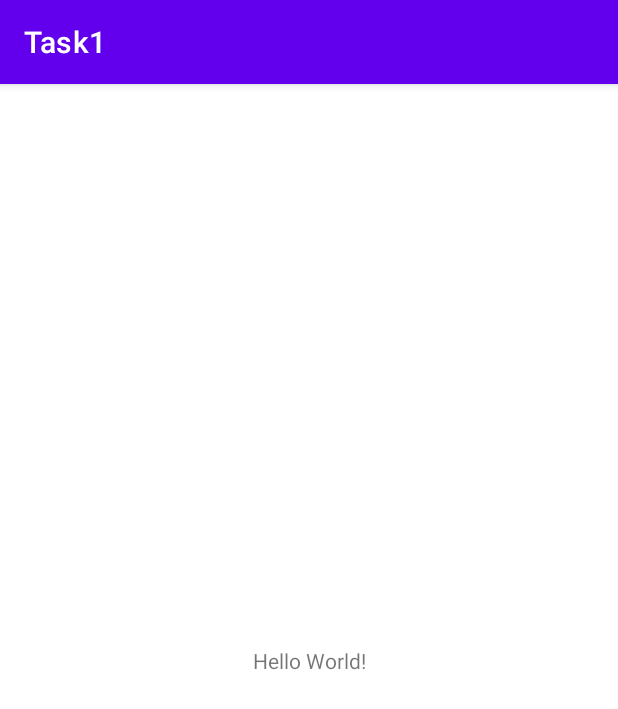
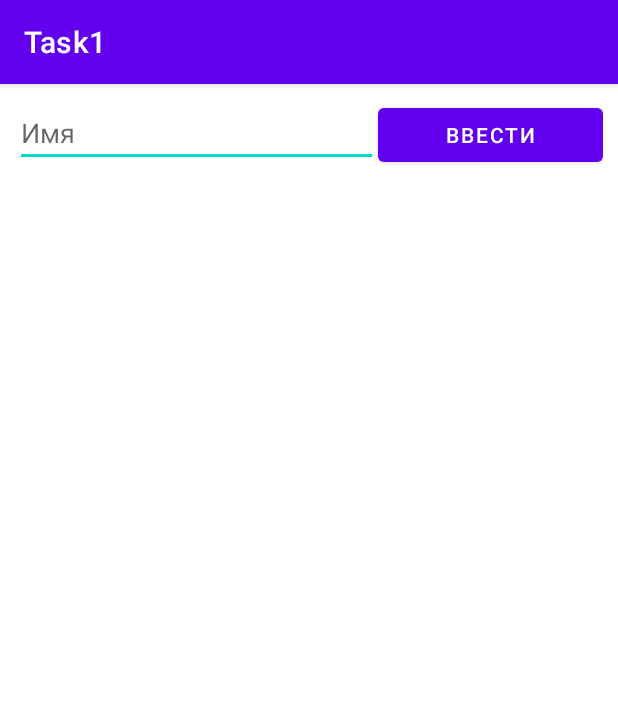
Before and after one commit to vanneall/AndroidDevelopment, an Android app: the screen it shows after launch (MainActivity), on a phone screen of 412 x 824 dp. Shown: the top 709 px of the screen. Run offline under Robolectric (Android 15) with nearby library versions, the phone set to English and light mode, and no system bars.

Commit message:
Выполненная 1-я работа

```diff
--- a/app/src/main/AndroidManifest.xml
+++ b/app/src/main/AndroidManifest.xml
@@ -12,6 +12,9 @@
         android:theme="@style/Theme.Task1"
         tools:targetApi="31">
         <activity
+            android:name=".MainActivity2"
+            android:exported="false" />
+        <activity
             android:name=".MainActivity"
             android:exported="true">
             <intent-filter>
--- a/app/src/main/java/com/example/task1/MainActivity.java
+++ b/app/src/main/java/com/example/task1/MainActivity.java
@@ -2,13 +2,30 @@ package com.example.task1;
 
 import androidx.appcompat.app.AppCompatActivity;
 
+import android.content.Intent;
 import android.os.Bundle;
+import android.view.View;
+import android.widget.Button;
+import android.widget.EditText;
 
 public class MainActivity extends AppCompatActivity {
+
+    EditText editText;
+
+    Button button;
 
     @Override
     protected void onCreate(Bundle savedInstanceState) {
         super.onCreate(savedInstanceState);
         setContentView(R.layout.activity_main);
+        editText = findViewById(R.id.editTextTextPersonName);
+        button = findViewById(R.id.inputButton);
+        button.setOnClickListener(this::onClick);
+    }
+
+    public void onClick(View view){
+        Intent intent = new Intent(this, MainActivity2.class);
+        intent.putExtra("name", editText.getText().toString());
+        startActivity(intent);
     }
 }
--- a/app/src/main/res/layout/activity_main.xml
+++ b/app/src/main/res/layout/activity_main.xml
@@ -1,18 +1,27 @@
 <?xml version="1.0" encoding="utf-8"?>
-<androidx.constraintlayout.widget.ConstraintLayout xmlns:android="http://schemas.android.com/apk/res/android"
+<LinearLayout xmlns:android="http://schemas.android.com/apk/res/android"
     xmlns:app="http://schemas.android.com/apk/res-auto"
     xmlns:tools="http://schemas.android.com/tools"
     android:layout_width="match_parent"
     android:layout_height="match_parent"
-    tools:context=".MainActivity">
+    tools:context=".MainActivity"
+    android:padding="10dp"
+    >
 
-    <TextView
+    <EditText
+        android:id="@+id/editTextTextPersonName"
         android:layout_width="wrap_content"
         android:layout_height="wrap_content"
-        android:text="Hello World!"
-        app:layout_constraintBottom_toBottomOf="parent"
-        app:layout_constraintEnd_toEndOf="parent"
-        app:layout_constraintStart_toStartOf="parent"
-        app:layout_constraintTop_toTopOf="parent" />
+        android:layout_weight="1"
+        android:ems="10"
+        android:inputType="textPersonName"
+        android:hint="@string/hint_name" />
 
-</androidx.constraintlayout.widget.ConstraintLayout>
+    <Button
+        android:id="@+id/inputButton"
+        android:layout_width="wrap_content"
+        android:layout_height="wrap_content"
+        android:layout_weight="2"
+        android:text="@string/button_name"
+        />
+</LinearLayout>
--- a/app/src/main/res/values/strings.xml
+++ b/app/src/main/res/values/strings.xml
@@ -1,3 +1,6 @@
 <resources>
     <string name="app_name">Task1</string>
+    <string name="button_name">Ввести</string>
+    <string name="hint_name">Имя</string>
+    <string name="label_name">Привет,</string>
 </resources>
```
Also changed, not shown: app/src/main/java/com/example/task1/MainActivity2.java (added, +19 -0 lines), app/src/main/res/layout/activity_main2.xml (added, +17 -0 lines).
